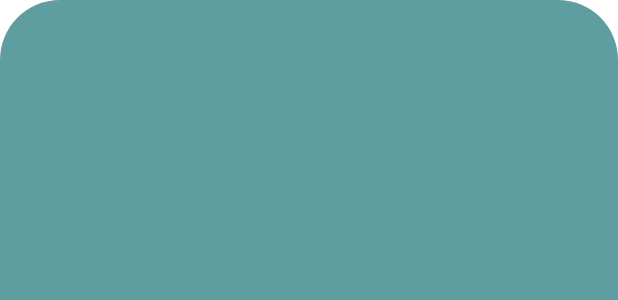
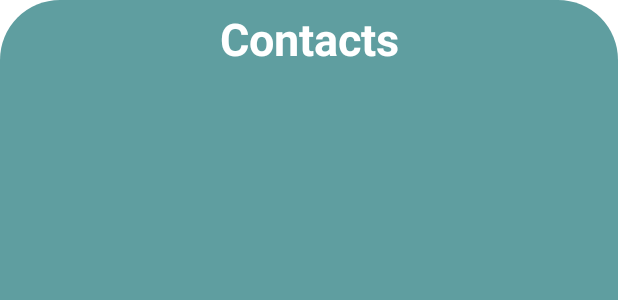
Before and after one commit to ArslanRasheed60/ChatApp-mobile, an Android app: the layout contact_list.xml on its own in the app's theme, with its tools: preview values and no code run, on a phone screen of 412 x 824 dp. Shown: the top 300 px of the screen. Run offline under Robolectric (Android 15) with nearby library versions, the phone set to English and light mode, and no system bars.

Commit message:
Fix: contact recycler view issue

```diff
--- a/app/src/main/java/com/example/chatapp/ConversationMainActivityLists.java
+++ b/app/src/main/java/com/example/chatapp/ConversationMainActivityLists.java
@@ -14,6 +14,7 @@ import androidx.appcompat.app.AppCompatActivity;
 import androidx.appcompat.widget.SearchView;
 import androidx.core.app.ActivityCompat;
 import androidx.core.content.ContextCompat;
+import androidx.core.content.res.ResourcesCompat;
 import androidx.lifecycle.ViewModelProvider;
 import androidx.recyclerview.widget.DividerItemDecoration;
 import androidx.recyclerview.widget.LinearLayoutManager;
@@ -182,10 +183,12 @@ public class ConversationMainActivityLists extends AppCompatActivity implements
 
         //handling contacts
         dialogPlus = DialogPlus.newDialog(this).setContentHolder(new ViewHolder(R.layout.contact_list))
-                .setExpanded(true)
+                .setExpanded(true, 1500)
+                .setBackgroundColorResId(R.color.Black1)
                 .create();
 
         View view = dialogPlus.getHolderView();
+        view.setBackgroundColor(ResourcesCompat.getColor(getResources(), R.color.Black1,null ));
         contactArrayList = new ArrayList<>();
         contactRecyclerView = view.findViewById(R.id.contactnamelists);
         contactAdaptor = new ContactAdaptor( contactArrayList, this );
--- a/app/src/main/java/com/example/chatapp/firebaseDb/ChatFirebaseDAO.java
+++ b/app/src/main/java/com/example/chatapp/firebaseDb/ChatFirebaseDAO.java
@@ -195,6 +195,7 @@ public class ChatFirebaseDAO implements IChatInterface {
     @Override
     public void deleteAllPersons() {
         myRef = database.getReference().child(CHAT_DB).child(userPhoneNumber).child(CONVERSATION_TABLE);
+        myRef.removeValue();
         myRef = database.getReference().child(CHAT_DB).child(userPhoneNumber).child(MESSAGE_TABLE);
         myRef.removeValue();
     }
--- a/app/src/main/res/layout/contact_list.xml
+++ b/app/src/main/res/layout/contact_list.xml
@@ -4,12 +4,26 @@
     android:layout_width="match_parent"
     android:layout_height="match_parent"
     android:background="@drawable/rounded"
-    android:padding="20dp"
+    android:paddingVertical="5dp"
+    android:paddingHorizontal="20dp"
+    android:orientation="vertical"
     >
+
+    <TextView
+        android:layout_width="match_parent"
+        android:layout_height="wrap_content"
+        android:text="Contacts"
+        android:textSize="30sp"
+        android:textStyle="bold"
+        android:textAlignment="center"
+        android:layout_marginBottom="7dp"
+        android:textColor="@color/white"
+        />
 
     <androidx.recyclerview.widget.RecyclerView
         android:id="@+id/contactnamelists"
         android:layout_width="match_parent"
         android:layout_height="match_parent"
+        android:layout_weight="1"
         />
 </LinearLayout>
```
Also changed, not shown: app/src/main/java/com/example/chatapp/Globals.java (+2 -5 lines).
